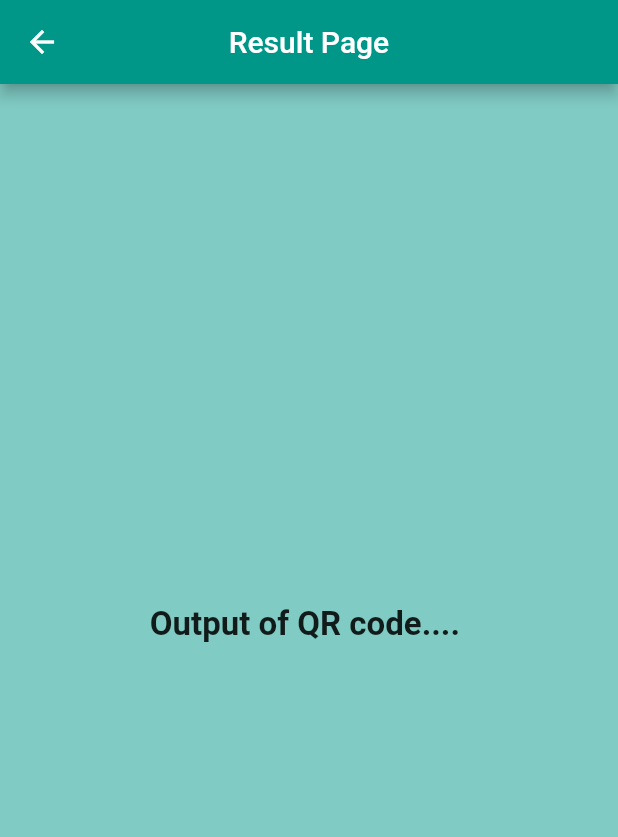
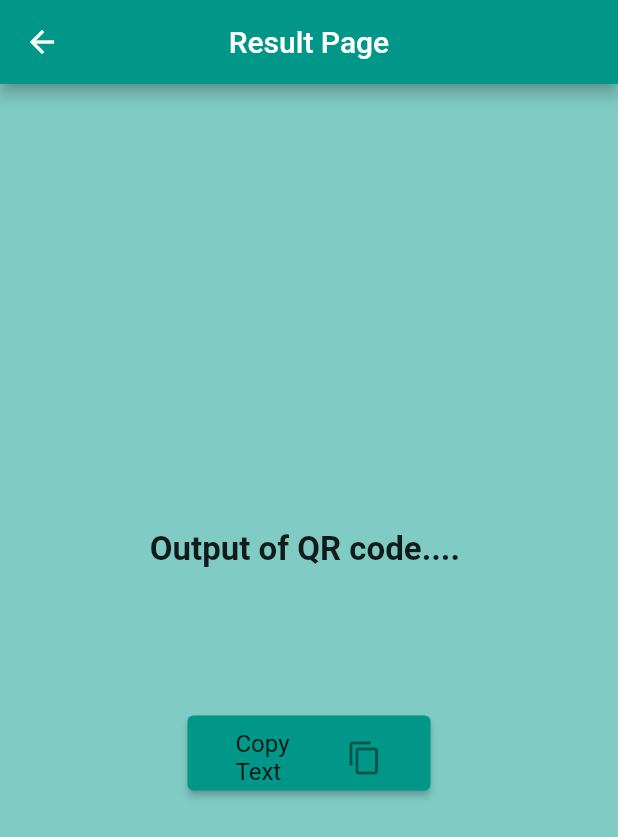
Before and after one commit to Q-AftabAlam/qr_scanner_demo, a Flutter app: the Result_Page screen opened directly with empty values, on a phone screen of 412 x 824 dp. Shown: the top 837 px of the screen. Run offline on Flutter 3.47's test engine with Material 2 defaults, Android fonts, the phone set to English and light mode, and no system bars; our stand-ins replace image_picker, permission_handler, qr_flutter, share_plus; missing offline and left inert: ai_barcode_scanner, flutter_qr_scan, mobile_scanner, scan.

Commit message:
copyable text update

```diff
--- a/lib/screens/result_Page.dart
+++ b/lib/screens/result_Page.dart
@@ -1,4 +1,5 @@
 import 'package:flutter/material.dart';
+import 'package:flutter/services.dart';
 import 'package:qr_scanner_demo/screens/homePage.dart';
 import 'package:url_launcher/url_launcher.dart';
 
@@ -38,16 +39,19 @@ class _Result_PageState extends State<Result_Page> {
         mainAxisAlignment: MainAxisAlignment.center,
         children: [
             Center(child: Text("Output of QR code.... ",
-            style: TextStyle(fontWeight: FontWeight.bold,fontSize: 22),),),
+            style: TextStyle(fontWeight: FontWeight.bold,fontSize: 22),
+            ),
+            ),
            SizedBox(height: 25),
+
            InkWell(
-           borderRadius: BorderRadius.circular(50),
+           borderRadius: BorderRadius.circular(10),
                highlightColor: Colors.white54,
                child: Center(
                  child: Text(
                    "${widget.qrResult}",
                      style: TextStyle(fontWeight: FontWeight.bold,fontSize: 20,
-                         color: widget.qrResult.startsWith('http') ?Colors.blue.shade800: Colors.black,
+                         color: widget.qrResult.contains('http') ?Colors.blue.shade800: Colors.black,
                      )
                  ),
                ),
@@ -57,11 +61,34 @@ class _Result_PageState extends State<Result_Page> {
                  final Uri _url = Uri.parse(codeLink);
                  print('codeLink is ${codeLink}');
                  print(_url);
-                 if (!await launchUrl(_url)) {
-                   throw Exception('Could not launch $_url');
-                 }
+
+                   if (!await launchUrl(_url)) {
+                     throw Exception('Could not launch $_url');
+                   }
                }
            ),
+          Padding(
+            padding: const EdgeInsets.only(top:50),
+            child: ElevatedButton(
+                onPressed: (){
+                var _copy =   Clipboard.setData(ClipboardData(text: widget.qrResult));
+                  if(_copy !=null){
+                    ScaffoldMessenger.of(context).showSnackBar(SnackBar(content: Text("Copied Done!")));
+                  }
+                  else{
+                    ScaffoldMessenger.of(context).showSnackBar(SnackBar(content: Text("Copied Not Done, Something wrong!")));
+                  }
+                },
+                child:  SizedBox(
+                  width: 130,
+                  height: 50,
+                  child: ListTile(
+                    title: Text('Copy Text'),
+                    trailing: Icon(Icons.copy),
+                  ),
+                ),
+            ),
+          ),
         ],
       ),
     );
```
Also changed, not shown: lib/screens/generate_qrCode.dart (+36 -19 lines), lib/screens/homePage.dart (+34 -28 lines), lib/screens/scan_from_gallry_page.dart (+39 -31 lines), 2 other files.
